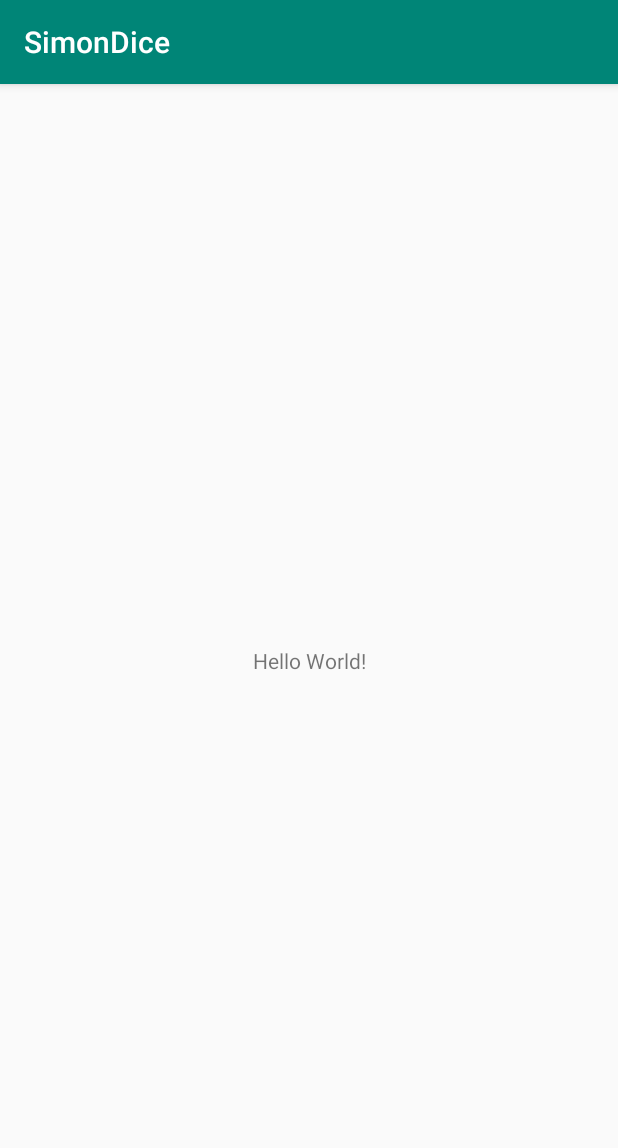
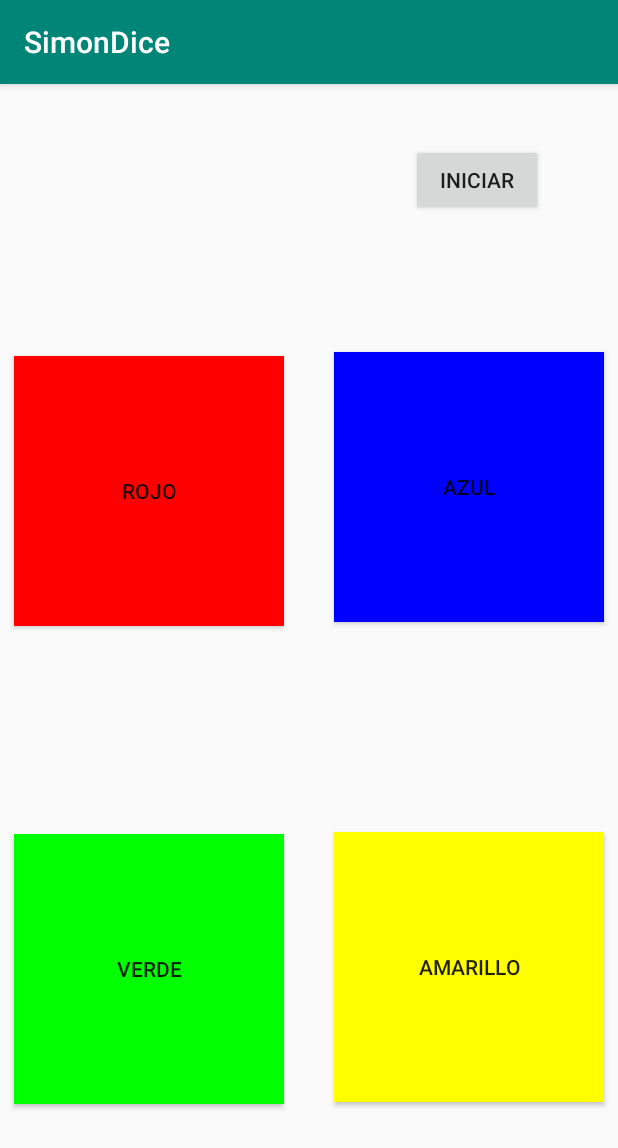
Before and after one commit to ablancoabalde/SimonDice, an Android app: the screen it shows after launch (MainActivity), on a phone screen of 412 x 824 dp. Shown: the top 1148 px of the screen. Run offline under Robolectric (Android 15) with nearby library versions, the light colour scheme and no system bars.

Commit message:
Segundo Commit
Creación del interfaz
Añadidos nuevos colores en la carpeta values / colors.xml
Nuevos String en la carpeta values / strings.xml

```diff
--- a/app/src/main/java/com/example/espec/simondice/MainActivity.kt
+++ b/app/src/main/java/com/example/espec/simondice/MainActivity.kt
@@ -14,5 +14,9 @@ class MainActivity : AppCompatActivity() {
 
 
 
+
+
+
+
     }
 }
--- a/app/src/main/res/layout/activity_main.xml
+++ b/app/src/main/res/layout/activity_main.xml
@@ -10,10 +10,70 @@
     <TextView
             android:layout_width="wrap_content"
             android:layout_height="wrap_content"
-            android:text="Hello World!"
+            android:id="@+id/txtTRonda" app:layout_constraintTop_toTopOf="parent"
+            app:layout_constraintEnd_toEndOf="parent"
+            app:layout_constraintStart_toStartOf="parent" app:layout_constraintHorizontal_bias="0.101"
+            android:layout_marginTop="40dp"
+            android:layout_marginStart="10dp"
+    />
+    <Button
+            android:text="@string/green"
+            android:layout_width="180dp"
+            android:layout_height="180dp"
+            android:id="@+id/btnGreen"
+            app:layout_constraintStart_toStartOf="parent"
+            android:layout_marginStart="8dp" android:layout_marginTop="30dp"
+            app:layout_constraintTop_toBottomOf="@+id/btnRed" app:layout_constraintEnd_toStartOf="@+id/btnYellow"
+            android:layout_marginEnd="16dp" android:layout_marginBottom="10dp"
             app:layout_constraintBottom_toBottomOf="parent"
-            app:layout_constraintLeft_toLeftOf="parent"
-            app:layout_constraintRight_toRightOf="parent"
-            app:layout_constraintTop_toTopOf="parent"/>
+            android:background="@color/ColorVerde"
+    />
+    <Button
+            android:text="@string/blue"
+            android:layout_width="180dp"
+            android:layout_height="180dp"
+            android:id="@+id/btnBlue"
+            app:layout_constraintEnd_toEndOf="parent"
+            android:layout_marginEnd="8dp" android:layout_marginTop="40dp"
+            app:layout_constraintTop_toBottomOf="@+id/txtTRonda" app:layout_constraintStart_toEndOf="@+id/btnRed"
+            android:layout_marginStart="16dp" android:layout_marginBottom="30dp"
+            app:layout_constraintBottom_toTopOf="@+id/btnYellow"
+            android:background="@color/ColorAzul"
+
+    />
+    <Button
+            android:text="@string/red"
+            android:layout_width="180dp"
+            android:layout_height="180dp"
+            android:id="@+id/btnRed"
+            app:layout_constraintStart_toStartOf="parent"
+            android:layout_marginStart="8dp" android:layout_marginTop="44dp"
+            app:layout_constraintTop_toBottomOf="@+id/txtTRonda" app:layout_constraintEnd_toStartOf="@+id/btnBlue"
+            android:layout_marginEnd="16dp" android:layout_marginBottom="30dp"
+            app:layout_constraintBottom_toTopOf="@+id/btnGreen"
+            android:background="@color/ColorRojo"
+
+    />
+    <Button
+            android:text="@string/yellow"
+            android:layout_width="180dp"
+            android:layout_height="180dp"
+            android:id="@+id/btnYellow"
+            app:layout_constraintEnd_toEndOf="parent"
+            android:layout_marginEnd="8dp" android:layout_marginTop="30dp"
+            app:layout_constraintTop_toBottomOf="@+id/btnBlue" app:layout_constraintStart_toEndOf="@+id/btnGreen"
+            android:layout_marginStart="16dp" android:layout_marginBottom="10dp"
+            app:layout_constraintBottom_toBottomOf="parent"
+            android:background="@color/ColorAmarillo"
+    />
+    <Button
+            android:text="@string/btnIniciar"
+            android:layout_width="wrap_content"
+            android:layout_height="wrap_content"
+            android:id="@+id/btnIniciar" app:layout_constraintEnd_toEndOf="parent" android:layout_marginEnd="10dp"
+            app:layout_constraintStart_toStartOf="parent"
+            android:layout_marginTop="40dp" app:layout_constraintTop_toTopOf="parent"
+            app:layout_constraintBottom_toBottomOf="parent" app:layout_constraintHorizontal_bias="0.873"
+            app:layout_constraintVertical_bias="0.0"/>
 
 </android.support.constraint.ConstraintLayout>
--- a/app/src/main/res/values/colors.xml
+++ b/app/src/main/res/values/colors.xml
@@ -3,4 +3,10 @@
     <color name="colorPrimary">#008577</color>
     <color name="colorPrimaryDark">#00574B</color>
     <color name="colorAccent">#D81B60</color>
+
+    //Mis colores
+    <color name="ColorRojo">#FF0000</color>
+    <color name="ColorVerde">#00FF00</color>
+    <color name="ColorAzul">#0000FF </color>
+    <color name="ColorAmarillo">#FFFF00</color>
 </resources>
--- a/app/src/main/res/values/strings.xml
+++ b/app/src/main/res/values/strings.xml
@@ -1,3 +1,12 @@
 <resources>
     <string name="app_name">SimonDice</string>
+
+    <string name="Saludo">HOLAS</string>
+
+    <string name="blue">Azul</string>
+    <string name="yellow">Amarillo</string>
+    <string name="red">Rojo</string>
+    <string name="green">Verde</string>
+    <string name="btnIniciar">Iniciar</string>
+
 </resources>
```
